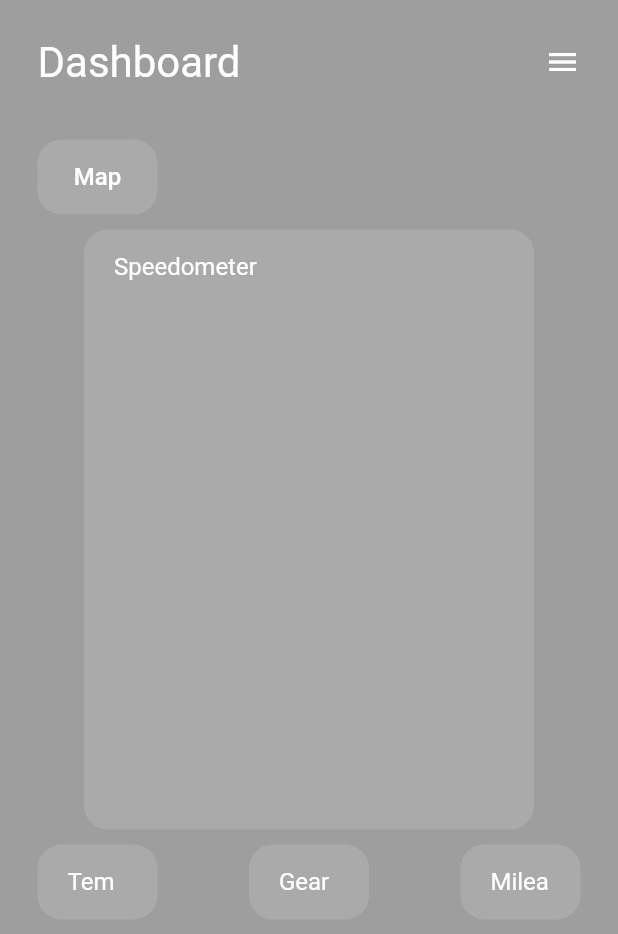
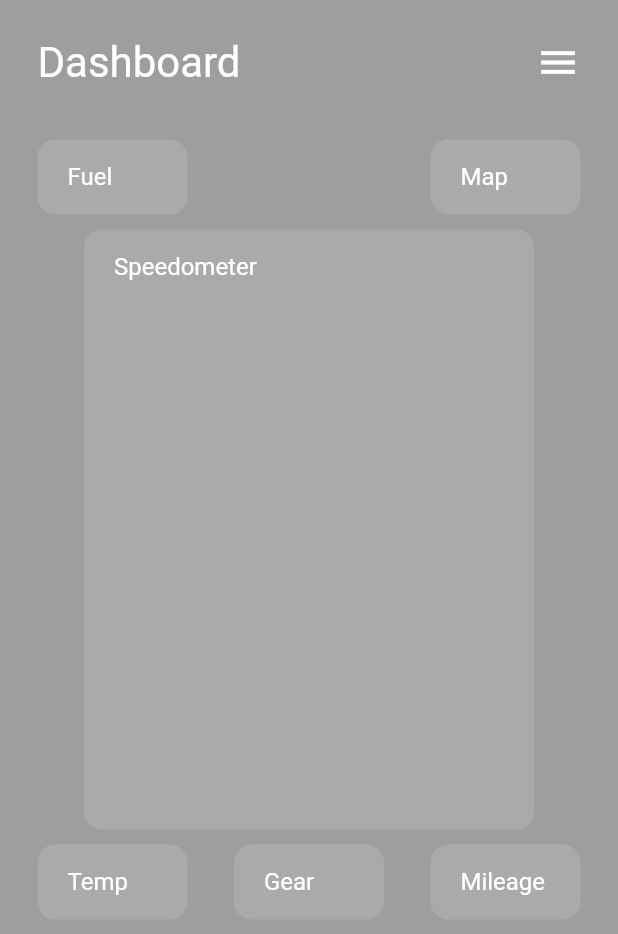
Before and after one commit to AdibaNoor/Go-Kart, a Flutter app: the screen it shows after launch, on a phone screen of 412 x 824 dp. Shown: the top 934 px of the screen. Run offline on Flutter 3.47's test engine with Material 2 defaults, Android fonts, the phone set to English and light mode, and no system bars; our stand-ins replace google_maps_flutter, syncfusion_flutter_gauges.

Commit message:
Added navigation through different sections

```diff
--- a/lib/Pages/HomePage.dart
+++ b/lib/Pages/HomePage.dart
@@ -1,9 +1,13 @@
 import 'dart:async';
 import 'dart:convert';
 import 'package:flutter/material.dart';
+import 'package:go_kart/Pages/Mileage.dart';
+import 'package:go_kart/Pages/Speedometer.dart';
 import 'package:go_kart/Pages/map_page.dart';
 import 'package:syncfusion_flutter_gauges/gauges.dart';
 import 'package:http/http.dart' as http;
+
+import 'Fuel.dart';
 
 class MyHomePage extends StatefulWidget {
   const MyHomePage({Key? key}) : super(key: key);
@@ -18,139 +22,115 @@ class _MyHomePageState extends State<MyHomePage> {
     return Scaffold(
         backgroundColor: Colors.black38,
         body: SafeArea(
-          child: Column(
-            children: [
+          child: Column(children: [
           Padding(
-                padding:
-                    const EdgeInsets.symmetric(horizontal: 25.0, vertical: 25),
+            padding: const EdgeInsets.symmetric(horizontal: 25.0,vertical: 25),
             child: Row(
               mainAxisAlignment: MainAxisAlignment.spaceBetween,
               children: const [
-                    Text(
-                      'Dashboard',
-                      style: TextStyle(fontSize: 28, color: Colors.white),
-                    ),
-                    Icon(
-                      Icons.menu,
-                      color: Colors.white,
-                    ),
-                  ],
-                ),
-              ),
-              const SizedBox(
-                height: 10,
-              ),
-              //Fuel container
+                Text('Dashboard',
+                  style:TextStyle(fontSize: 28, color: Colors.white),),
+                Icon(Icons.menu,color: Colors.white,
+                size: 30,),],),),
+            SizedBox(height:10,),
+            //Fuel container, Map
             Row(
+              mainAxisAlignment: MainAxisAlignment.spaceBetween,
                children: [
                  Padding(
                    padding: const EdgeInsets.symmetric(horizontal: 25.0),
+                   child: GestureDetector(
+                     onTap: (){
+                       Navigator.of(context).push(MaterialPageRoute(builder: (BuildContext context) => FuelPage()));
+                     },
                      child: Container(
-                      width: 80,
+                       width: 100,
                        height: 50,
-                      decoration: BoxDecoration(
-                        color: Colors.white12,
-                        borderRadius: BorderRadius.circular(16),
-                      ),
+                       decoration: BoxDecoration(color: Colors.white12,
+                         borderRadius: BorderRadius.circular(12),),
                        child: Padding(
-                        padding: const EdgeInsets.symmetric(
-                            horizontal: 2, vertical: 1),
-                        child: TextButton(
-                            onPressed: () {
-                              Navigator.of(context).push(MaterialPageRoute(
-                                  builder: (context) => const MapPage()));
+                         padding: const EdgeInsets.symmetric(horizontal: 20.0,vertical: 15.0),
+                         child: Text('Fuel',style: TextStyle(fontSize: 16,color: Colors.white),),
+                       ),),
+                   ),),
+             Padding(
+              padding: const EdgeInsets.symmetric(horizontal: 25.0),
+              child: GestureDetector(
+                onTap: (){
+                Navigator.of(context).push(MaterialPageRoute(builder: (BuildContext context) => MapPage()));
                 },
-                            child: const Text(
-                              'Map',
-                              style:
-                                  TextStyle(fontSize: 16, color: Colors.white),
-                            )),
-                      ),
-                    ),
-                  ),
-                ],
-              ),
+                child: Container(
+                width: 100,
+                  height: 50,
+                decoration: BoxDecoration(color: Colors.white12,
+                  borderRadius: BorderRadius.circular(12),),
+                child: Padding(
+                  padding: const EdgeInsets.symmetric(horizontal: 20.0,vertical: 15.0),
+                    child: Text('Map',style: TextStyle(fontSize: 16,color: Colors.white),),
+                  ),),
+               ),),],),
             //speedometer
-              const SizedBox(height: 10),
-              Container(
+            SizedBox(height:10),
+            GestureDetector(
+              onTap: (){
+                Navigator.of(context).push(MaterialPageRoute(builder: (BuildContext context) => SpeedometerPage()));
+              },
+              child: Container(
                 width: 300,
                 height: 400,
-                decoration: BoxDecoration(
-                  color: Colors.white12,
-                  borderRadius: BorderRadius.circular(16),
-                ),
-                child: const Padding(
-                  padding:
-                      EdgeInsets.symmetric(horizontal: 20.0, vertical: 15.0),
-                  child: Text(
-                    'Speedometer',
-                    style: TextStyle(fontSize: 16, color: Colors.white),
-                  ),
-                ),
+                decoration: BoxDecoration(color: Colors.white12,
+                  borderRadius: BorderRadius.circular(12),),
+                child: Padding(
+                  padding: const EdgeInsets.symmetric(horizontal: 20.0,vertical: 15.0),
+                  child: Text('Speedometer',style: TextStyle(fontSize: 16,color: Colors.white),),
+                ),),
             ),
             //Temp,Gear,Mileage
-              const SizedBox(
-                height: 10,
-              ),
+            SizedBox(height: 10,),
             Padding(
               padding: const EdgeInsets.symmetric(horizontal: 25.0),
               child: Row(
                 mainAxisAlignment: MainAxisAlignment.spaceBetween,
                 children: [
                   Container(
-                      width: 80,
+                  width: 100,
                   height: 50,
-                      decoration: BoxDecoration(
-                        color: Colors.white12,
-                        borderRadius: BorderRadius.circular(16),
+                  decoration: BoxDecoration(color: Colors.white12,
+                    borderRadius: BorderRadius.circular(12),),
+                  child: Padding(
+                    padding: const EdgeInsets.symmetric(horizontal: 20.0,vertical: 15.0),
+                    child: Text('Temp',style: TextStyle(fontSize: 16,color: Colors.white),),),),
+                  Container(
+                    width: 100,
+                    height: 50,
+                    decoration: BoxDecoration(color: Colors.white12,
+                      borderRadius: BorderRadius.circular(12),),
+                    child: Padding(
+                      padding: const EdgeInsets.symmetric(horizontal: 20.0,vertical: 15.0),
+                      child: Text('Gear',style: TextStyle(fontSize: 16,color: Colors.white),),),
                   ),
-                      child: const Padding(
-                        padding: EdgeInsets.symmetric(
-                            horizontal: 20.0, vertical: 15.0),
-                        child: Text(
-                          'Temp',
-                          style: TextStyle(fontSize: 16, color: Colors.white),
+                  GestureDetector(
+                    onTap: (){
+                      Navigator.of(context).push(MaterialPageRoute(builder: (BuildContext context) => MileagePage()));
+                    },
+                    child: Container(
+                      width: 100,
+                      height: 50,
+                      decoration: BoxDecoration(color: Colors.white12,
+                        borderRadius: BorderRadius.circular(12),),
+                      child: Padding(
+                        padding: const EdgeInsets.symmetric(horizontal: 20.0,vertical: 15.0),
+                        child: Text('Mileage',style: TextStyle(fontSize: 16,color: Colors.white),),),
                     ),
                   ),
+                  ],),
             ),
-                    Container(
-                      width: 80,
-                      height: 50,
-                      decoration: BoxDecoration(
-                        color: Colors.white12,
-                        borderRadius: BorderRadius.circular(16),
-                      ),
-                      child: const Padding(
-                        padding: EdgeInsets.symmetric(
-                            horizontal: 20.0, vertical: 15.0),
-                        child: Text(
-                          'Gear',
-                          style: TextStyle(fontSize: 16, color: Colors.white),
-                        ),
-                      ),
-                    ),
-                    Container(
-                      width: 80,
-                      height: 50,
-                      decoration: BoxDecoration(
-                        color: Colors.white12,
-                        borderRadius: BorderRadius.circular(16),
-                      ),
-                      child: const Padding(
-                        padding: EdgeInsets.symmetric(
-                            horizontal: 20.0, vertical: 15.0),
-                        child: Text(
-                          'Mileage',
-                          style: TextStyle(fontSize: 16, color: Colors.white),
-                        ),
-                      ),
-                    ),
-                  ],
-                ),
-              ),
-            ],
-          ),
-        ));
+
+            ],),
+        )
+
+    );
+
   }
 }
 // TextInputWidget(),
```
Also changed, not shown: lib/Pages/Fuel.dart (added, +26 -0 lines), lib/Pages/Mileage.dart (added, +26 -0 lines), lib/Pages/Speedometer.dart (added, +26 -0 lines). Lines whose indentation alone changed are shown as unchanged.
